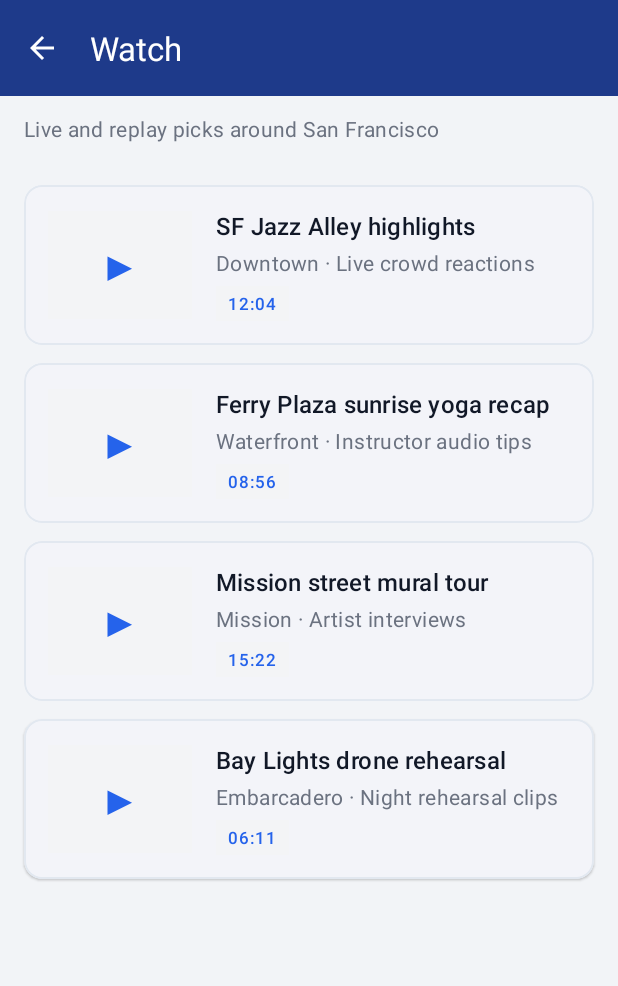
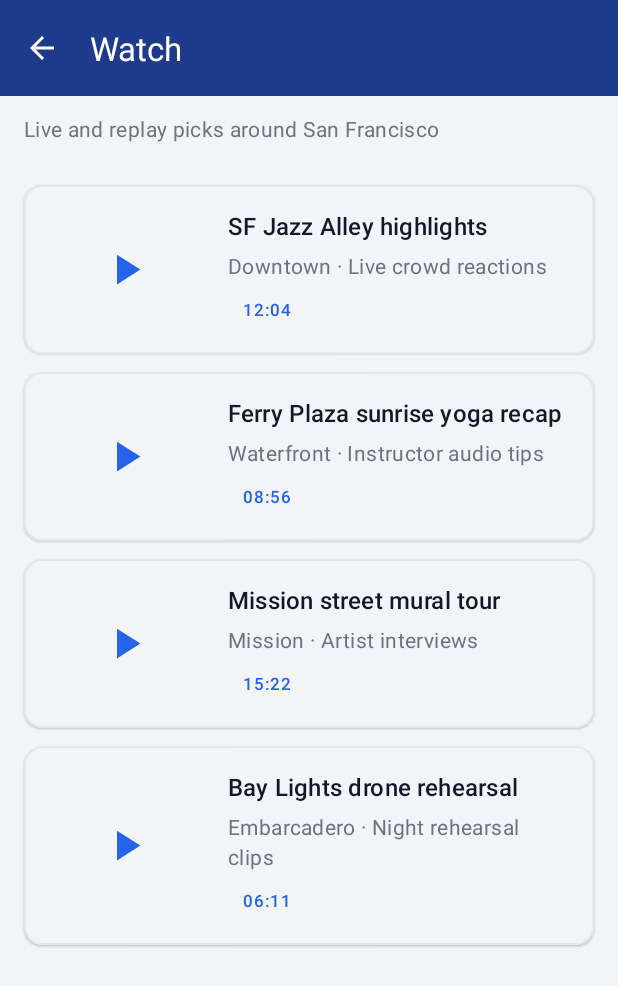
Before and after one commit to hirwacedric123/java_gradle_mobile_apps, an Android app: the WatchActivity screen opened directly, with no data from a screen before it, on a phone screen of 412 x 824 dp. Shown: the top 986 px of the screen. Run offline under Robolectric (Android 15) with nearby library versions, the light colour scheme and no system bars.

Commit message:
Polish watch, shop, and alert row layouts and school list intro card

```diff
--- a/app/src/main/res/layout/item_shop_tile.xml
+++ b/app/src/main/res/layout/item_shop_tile.xml
@@ -31,7 +31,7 @@
             android:id="@+id/textShopPrice"
             android:layout_width="match_parent"
             android:layout_height="wrap_content"
-            android:layout_marginTop="4dp"
+            android:layout_marginTop="@dimen/activity3_form_inner_gap"
             android:textAppearance="@style/TextAppearance.Material3.TitleMedium"
             android:textColor="@color/tab_indicator"
             tools:text="$45" />
@@ -40,7 +40,7 @@
             android:id="@+id/textShopDetail"
             android:layout_width="match_parent"
             android:layout_height="wrap_content"
-            android:layout_marginTop="6dp"
+            android:layout_marginTop="@dimen/list_row_meta_gap"
             android:textAppearance="@style/TextAppearance.Material3.BodySmall"
             android:textColor="@color/text_secondary"
             tools:text="General admission · QR emailed" />
@@ -52,6 +52,7 @@
             android:layout_height="wrap_content"
             android:layout_marginTop="@dimen/school_form_field_gap"
             android:text="@string/shop_buy"
+            app:cornerRadius="@dimen/activity3_chip_corner"
             app:strokeColor="@color/tab_indicator" />
     </LinearLayout>
 </com.google.android.material.card.MaterialCardView>
--- a/app/src/main/res/layout/item_watch_row.xml
+++ b/app/src/main/res/layout/item_watch_row.xml
@@ -21,17 +21,19 @@
         android:padding="@dimen/card_padding">
 
         <FrameLayout
-            android:layout_width="96dp"
-            android:layout_height="72dp"
-            android:background="@color/surface_muted">
+            android:layout_width="@dimen/watch_thumbnail_width"
+            android:layout_height="@dimen/watch_thumbnail_height"
+            android:background="@drawable/bg_watch_thumbnail"
+            android:contentDescription="@string/cd_watch_clip_thumbnail">
 
-            <TextView
-                android:layout_width="match_parent"
-                android:layout_height="match_parent"
-                android:gravity="center"
-                android:text="▶"
-                android:textColor="@color/tab_indicator"
-                android:textSize="28sp" />
+            <ImageView
+                android:layout_width="@dimen/watch_play_icon_size"
+                android:layout_height="@dimen/watch_play_icon_size"
+                android:layout_gravity="center"
+                android:importantForAccessibility="no"
+                android:scaleType="fitCenter"
+                app:srcCompat="@drawable/ic_nav_play"
+                app:tint="@color/tab_indicator" />
         </FrameLayout>
 
         <LinearLayout
@@ -53,7 +55,7 @@
                 android:id="@+id/textWatchSubtitle"
                 android:layout_width="match_parent"
                 android:layout_height="wrap_content"
-                android:layout_marginTop="4dp"
+                android:layout_marginTop="@dimen/activity3_form_inner_gap"
                 android:textAppearance="@style/TextAppearance.Material3.BodyMedium"
                 android:textColor="@color/text_secondary"
                 tools:text="Downtown · Live reactions" />
@@ -62,12 +64,12 @@
                 android:id="@+id/textWatchLength"
                 android:layout_width="wrap_content"
                 android:layout_height="wrap_content"
-                android:layout_marginTop="6dp"
-                android:background="@color/surface_muted"
-                android:paddingStart="8dp"
-                android:paddingTop="4dp"
-                android:paddingEnd="8dp"
-                android:paddingBottom="4dp"
+                android:layout_marginTop="@dimen/list_row_meta_gap"
+                android:background="@drawable/bg_watch_duration_chip"
+                android:paddingStart="@dimen/activity3_chip_padding_h"
+                android:paddingTop="@dimen/activity3_chip_padding_v"
+                android:paddingEnd="@dimen/activity3_chip_padding_h"
+                android:paddingBottom="@dimen/activity3_chip_padding_v"
                 android:textAppearance="@style/TextAppearance.Material3.LabelSmall"
                 android:textColor="@color/tab_indicator"
                 tools:text="12:04" />
```
Also changed, not shown: app/src/main/res/layout/fragment_school_list.xml (+30 -8 lines), app/src/main/res/layout/item_alert_row.xml (+4 -4 lines).
